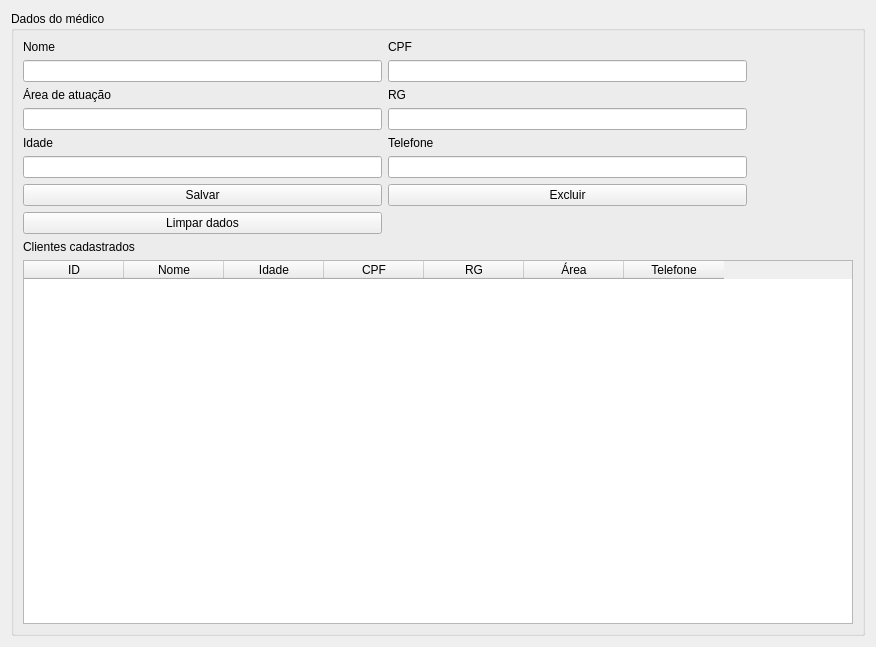
First picture: the form in ui/cadastroM.ui, repository mateusangeli/PEPMED, before the edit.
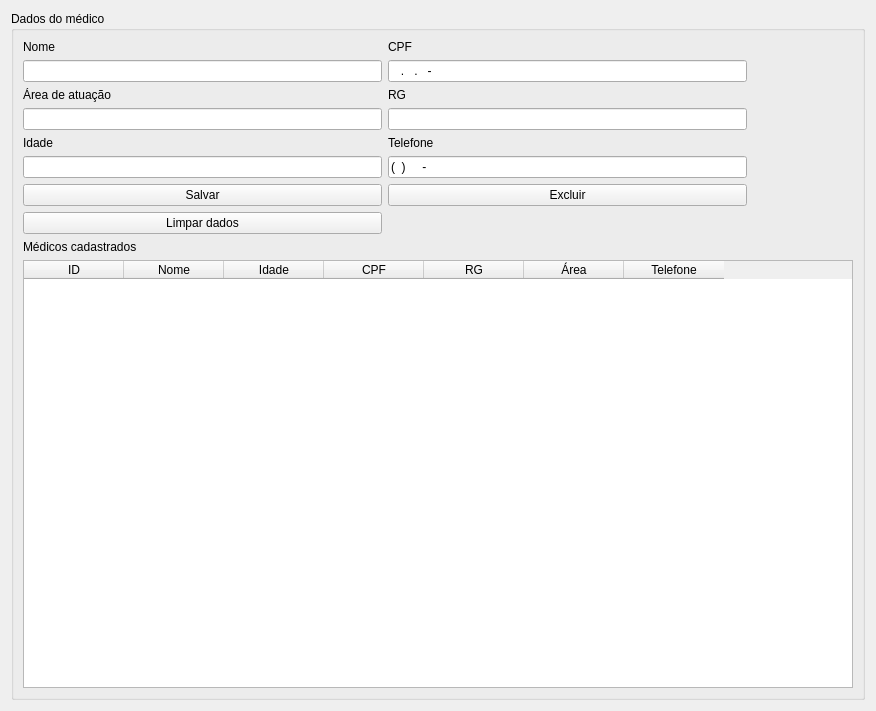
Second picture: the form after the edit. Icons and pictures are not drawn.

What changed in the file:
```diff
--- a/ui/cadastroM.ui
+++ b/ui/cadastroM.ui
@@ -7,7 +7,7 @@
     <x>0</x>
     <y>0</y>
     <width>876</width>
-    <height>647</height>
+    <height>711</height>
    </rect>
   </property>
   <property name="sizePolicy">
@@ -41,7 +41,11 @@
            <widget class="QLineEdit" name="rg"/>
           </item>
           <item row="2" column="1">
-           <widget class="QLineEdit" name="cpf"/>
+           <widget class="QLineEdit" name="cpf">
+            <property name="inputMask">
+             <string>###.###.###-##</string>
+            </property>
+           </widget>
           </item>
           <item row="1" column="0">
            <widget class="QLabel" name="label">
@@ -71,7 +75,11 @@
            <widget class="QLineEdit" name="idade"/>
           </item>
           <item row="7" column="1">
-           <widget class="QLineEdit" name="telefone"/>
+           <widget class="QLineEdit" name="telefone">
+            <property name="inputMask">
+             <string>(##)#####-####</string>
+            </property>
+           </widget>
           </item>
           <item row="8" column="1">
            <widget class="QPushButton" name="excluir_btn">
@@ -140,7 +148,7 @@
       <item>
        <widget class="QLabel" name="label_9">
         <property name="text">
-         <string>Clientes cadastrados</string>
+         <string>Médicos cadastrados</string>
         </property>
        </widget>
       </item>
```
Left out of the diff: 12 changed lines with no effect on the pictures.
